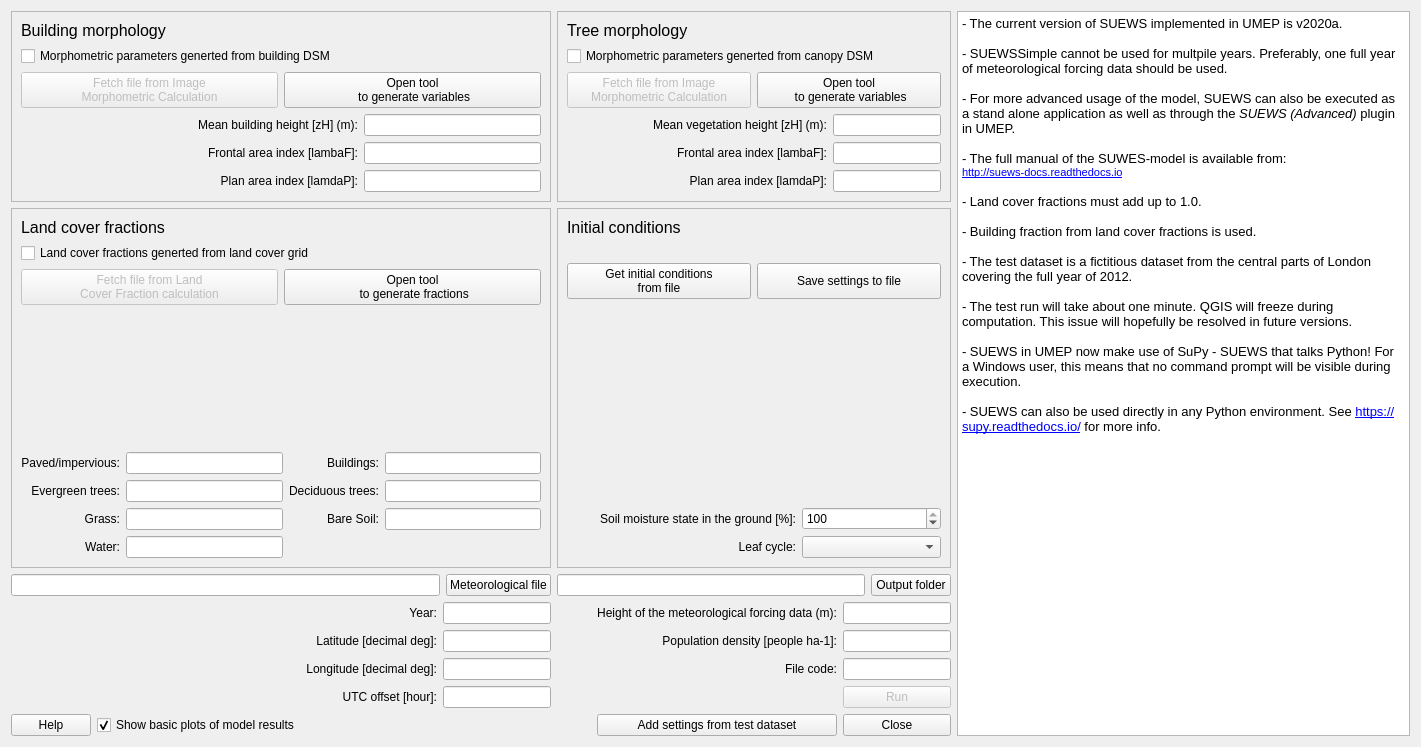
Before: the Qt Designer form SuewsSimple/suews_simple_dialog_base.ui in UMEP-dev/UMEP, drawn with Qt 5.
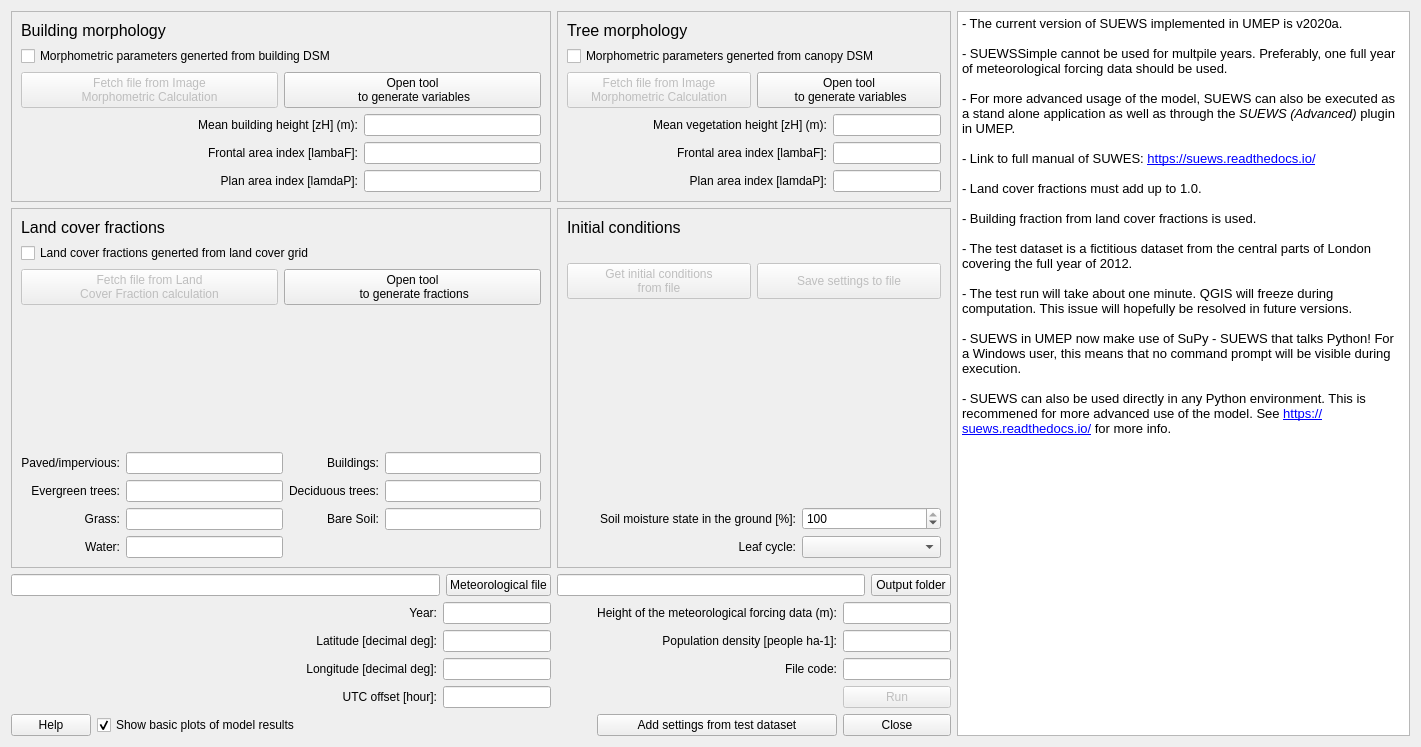
After: the same form once the commit is applied.

The edit to the form file:
```diff
--- a/SuewsSimple/suews_simple_dialog_base.ui
+++ b/SuewsSimple/suews_simple_dialog_base.ui
@@ -351,8 +351,7 @@
 &lt;p style=&quot;-qt-paragraph-type:empty; margin-top:0px; margin-bottom:0px; margin-left:0px; margin-right:0px; -qt-block-indent:0; text-indent:0px; font-size:10pt;&quot;&gt;&lt;br /&gt;&lt;/p&gt;
 &lt;p style=&quot; margin-top:0px; margin-bottom:0px; margin-left:0px; margin-right:0px; -qt-block-indent:0; text-indent:0px;&quot;&gt;&lt;span style=&quot; font-size:10pt;&quot;&gt;- For more advanced usage of the model, SUEWS can also be executed as a stand alone application as well as through the &lt;/span&gt;&lt;span style=&quot; font-size:10pt; font-style:italic;&quot;&gt;SUEWS (Advanced)&lt;/span&gt;&lt;span style=&quot; font-size:10pt;&quot;&gt; plugin in UMEP.&lt;/span&gt;&lt;/p&gt;
 &lt;p style=&quot;-qt-paragraph-type:empty; margin-top:0px; margin-bottom:0px; margin-left:0px; margin-right:0px; -qt-block-indent:0; text-indent:0px; font-size:10pt;&quot;&gt;&lt;br /&gt;&lt;/p&gt;
-&lt;p style=&quot; margin-top:0px; margin-bottom:0px; margin-left:0px; margin-right:0px; -qt-block-indent:0; text-indent:0px;&quot;&gt;&lt;span style=&quot; font-size:10pt;&quot;&gt;- The full manual of the SUWES-model is available from: &lt;/span&gt;&lt;/p&gt;
-&lt;p style=&quot; margin-top:0px; margin-bottom:0px; margin-left:0px; margin-right:0px; -qt-block-indent:0; text-indent:0px;&quot;&gt;&lt;a href=&quot;http://suews-docs.readthedocs.io&quot;&gt;&lt;span style=&quot; font-size:8pt; text-decoration: underline; color:#0000ff;&quot;&gt;http://suews-docs.readthedocs.io&lt;/span&gt;&lt;/a&gt;&lt;/p&gt;
+&lt;p style=&quot; margin-top:0px; margin-bottom:0px; margin-left:0px; margin-right:0px; -qt-block-indent:0; text-indent:0px;&quot;&gt;&lt;span style=&quot; font-size:10pt;&quot;&gt;- Link to full manual of SUWES: &lt;/span&gt;&lt;a href=&quot;https://suews.readthedocs.io/&quot;&gt;&lt;span style=&quot; font-size:10pt; text-decoration: underline; color:#0000ff;&quot;&gt;https://suews.readthedocs.io/&lt;/span&gt;&lt;/a&gt;&lt;/p&gt;
 &lt;p style=&quot;-qt-paragraph-type:empty; margin-top:0px; margin-bottom:0px; margin-left:0px; margin-right:0px; -qt-block-indent:0; text-indent:0px; font-size:10pt;&quot;&gt;&lt;br /&gt;&lt;/p&gt;
 &lt;p style=&quot; margin-top:0px; margin-bottom:0px; margin-left:0px; margin-right:0px; -qt-block-indent:0; text-indent:0px;&quot;&gt;&lt;span style=&quot; font-size:10pt;&quot;&gt;- Land cover fractions must add up to 1.0. &lt;/span&gt;&lt;/p&gt;
 &lt;p style=&quot;-qt-paragraph-type:empty; margin-top:0px; margin-bottom:0px; margin-left:0px; margin-right:0px; -qt-block-indent:0; text-indent:0px; font-size:10pt;&quot;&gt;&lt;br /&gt;&lt;/p&gt;
@@ -364,7 +363,7 @@
 &lt;p style=&quot;-qt-paragraph-type:empty; margin-top:0px; margin-bottom:0px; margin-left:0px; margin-right:0px; -qt-block-indent:0; text-indent:0px; font-size:10pt;&quot;&gt;&lt;br /&gt;&lt;/p&gt;
 &lt;p style=&quot; margin-top:0px; margin-bottom:0px; margin-left:0px; margin-right:0px; -qt-block-indent:0; text-indent:0px;&quot;&gt;&lt;span style=&quot; font-size:10pt;&quot;&gt;- SUEWS in UMEP now make use of SuPy - SUEWS that talks Python! For a Windows user, this means that no command prompt will be visible during execution.&lt;/span&gt;&lt;/p&gt;
 &lt;p style=&quot;-qt-paragraph-type:empty; margin-top:0px; margin-bottom:0px; margin-left:0px; margin-right:0px; -qt-block-indent:0; text-indent:0px; font-size:10pt;&quot;&gt;&lt;br /&gt;&lt;/p&gt;
-&lt;p style=&quot; margin-top:0px; margin-bottom:0px; margin-left:0px; margin-right:0px; -qt-block-indent:0; text-indent:0px;&quot;&gt;&lt;span style=&quot; font-size:10pt;&quot;&gt;- SUEWS can also be used directly in any Python environment. See &lt;/span&gt;&lt;a href=&quot;https://supy.readthedocs.io/&quot;&gt;&lt;span style=&quot; font-size:10pt; text-decoration: underline; color:#0000ff;&quot;&gt;https://supy.readthedocs.io/&lt;/span&gt;&lt;/a&gt;&lt;span style=&quot; font-size:10pt;&quot;&gt; for more info.&lt;/span&gt;&lt;/p&gt;&lt;/body&gt;&lt;/html&gt;</string>
+&lt;p style=&quot; margin-top:0px; margin-bottom:0px; margin-left:0px; margin-right:0px; -qt-block-indent:0; text-indent:0px;&quot;&gt;&lt;span style=&quot; font-size:10pt;&quot;&gt;- SUEWS can also be used directly in any Python environment. This is recommened for more advanced use of the model. See &lt;/span&gt;&lt;a href=&quot;https://suews.readthedocs.io/&quot;&gt;&lt;span style=&quot; font-size:10pt; text-decoration: underline; color:#0000ff;&quot;&gt;https://suews.readthedocs.io/&lt;/span&gt;&lt;/a&gt;&lt;span style=&quot; font-size:10pt;&quot;&gt; for more info.&lt;/span&gt;&lt;/p&gt;&lt;/body&gt;&lt;/html&gt;</string>
      </property>
     </widget>
    </item>
@@ -638,7 +637,7 @@
         <item>
          <widget class="QPushButton" name="pushButtonImportInitial">
           <property name="enabled">
-           <bool>true</bool>
+           <bool>false</bool>
           </property>
           <property name="sizePolicy">
            <sizepolicy hsizetype="Minimum" vsizetype="Minimum">
@@ -655,7 +654,7 @@
         <item>
          <widget class="QPushButton" name="pushButtonExportInitial">
           <property name="enabled">
-           <bool>true</bool>
+           <bool>false</bool>
           </property>
           <property name="sizePolicy">
            <sizepolicy hsizetype="Minimum" vsizetype="Minimum">
```
